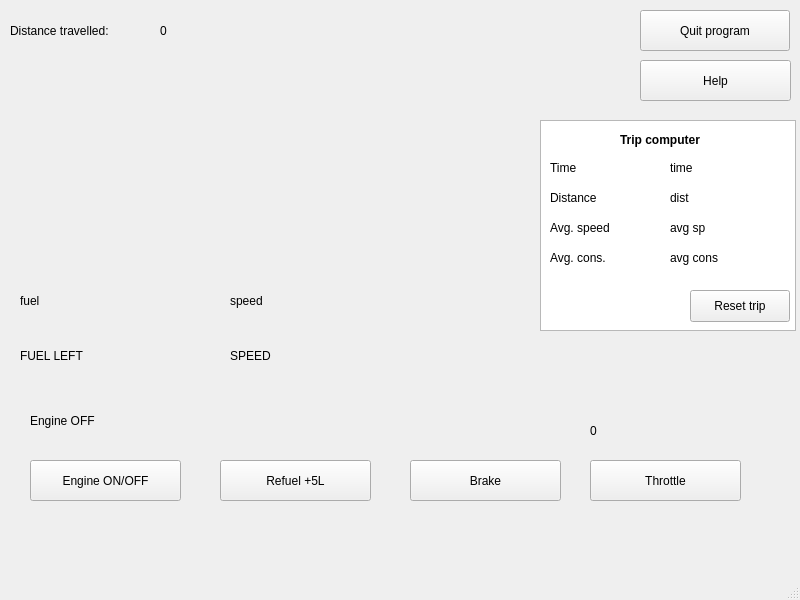
Qt form mainwindow.ui (lbobiko/car_gui) before a commit.
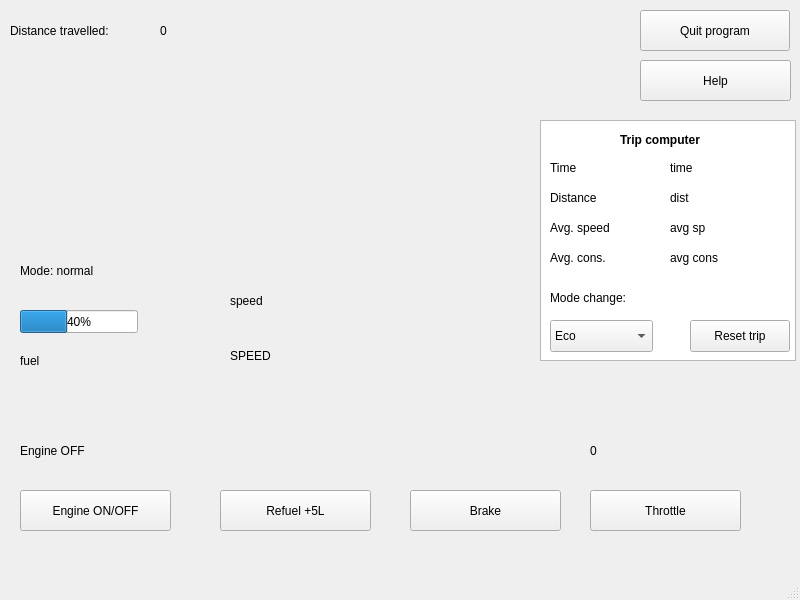
The same form after that commit.

Commit message: Added fuel bar

The edit to the form file:
```diff
--- a/mainwindow.ui
+++ b/mainwindow.ui
@@ -17,8 +17,8 @@
    <widget class="QPushButton" name="engineButton">
     <property name="geometry">
      <rect>
-      <x>30</x>
-      <y>460</y>
+      <x>20</x>
+      <y>490</y>
       <width>151</width>
       <height>41</height>
      </rect>
@@ -31,7 +31,7 @@
     <property name="geometry">
      <rect>
       <x>590</x>
-      <y>460</y>
+      <y>490</y>
       <width>151</width>
       <height>41</height>
      </rect>
@@ -44,7 +44,7 @@
     <property name="geometry">
      <rect>
       <x>410</x>
-      <y>460</y>
+      <y>490</y>
       <width>151</width>
       <height>41</height>
      </rect>
@@ -108,8 +108,8 @@
    <widget class="QLabel" name="engineInfo">
     <property name="geometry">
      <rect>
-      <x>30</x>
-      <y>400</y>
+      <x>20</x>
+      <y>430</y>
       <width>121</width>
       <height>41</height>
      </rect>
@@ -122,7 +122,7 @@
     <property name="geometry">
      <rect>
       <x>590</x>
-      <y>370</y>
+      <y>390</y>
       <width>151</width>
       <height>41</height>
      </rect>
@@ -135,7 +135,7 @@
     <property name="geometry">
      <rect>
       <x>590</x>
-      <y>410</y>
+      <y>430</y>
       <width>151</width>
       <height>41</height>
      </rect>
@@ -148,7 +148,7 @@
     <property name="geometry">
      <rect>
       <x>410</x>
-      <y>410</y>
+      <y>430</y>
       <width>151</width>
       <height>41</height>
      </rect>
@@ -187,7 +187,7 @@
     <property name="geometry">
      <rect>
       <x>20</x>
-      <y>280</y>
+      <y>340</y>
       <width>180</width>
       <height>41</height>
      </rect>
@@ -196,24 +196,11 @@
      <string>fuel</string>
     </property>
    </widget>
-   <widget class="QLabel" name="speedText_2">
-    <property name="geometry">
-     <rect>
-      <x>20</x>
-      <y>340</y>
-      <width>131</width>
-      <height>31</height>
-     </rect>
-    </property>
-    <property name="text">
-     <string>FUEL LEFT</string>
-    </property>
-   </widget>
    <widget class="QPushButton" name="refuelButton">
     <property name="geometry">
      <rect>
       <x>220</x>
-      <y>460</y>
+      <y>490</y>
       <width>151</width>
       <height>41</height>
      </rect>
@@ -228,7 +215,7 @@
       <x>540</x>
       <y>120</y>
       <width>256</width>
-      <height>211</height>
+      <height>241</height>
      </rect>
     </property>
    </widget>
@@ -255,7 +242,7 @@
      <rect>
       <x>550</x>
       <y>190</y>
-      <width>58</width>
+      <width>81</width>
       <height>16</height>
      </rect>
     </property>
@@ -268,7 +255,7 @@
      <rect>
       <x>550</x>
       <y>250</y>
-      <width>71</width>
+      <width>91</width>
       <height>16</height>
      </rect>
     </property>
@@ -294,7 +281,7 @@
      <rect>
       <x>550</x>
       <y>220</y>
-      <width>71</width>
+      <width>91</width>
       <height>16</height>
      </rect>
     </property>
@@ -306,7 +293,7 @@
     <property name="geometry">
      <rect>
       <x>690</x>
-      <y>290</y>
+      <y>320</y>
       <width>100</width>
       <height>32</height>
      </rect>
@@ -320,7 +307,7 @@
      <rect>
       <x>670</x>
       <y>160</y>
-      <width>58</width>
+      <width>71</width>
       <height>16</height>
      </rect>
     </property>
@@ -333,7 +320,7 @@
      <rect>
       <x>670</x>
       <y>190</y>
-      <width>58</width>
+      <width>81</width>
       <height>16</height>
      </rect>
     </property>
@@ -346,7 +333,7 @@
      <rect>
       <x>670</x>
       <y>220</y>
-      <width>58</width>
+      <width>81</width>
       <height>16</height>
      </rect>
     </property>
@@ -359,7 +346,7 @@
      <rect>
       <x>670</x>
       <y>250</y>
-      <width>58</width>
+      <width>81</width>
       <height>16</height>
      </rect>
     </property>
@@ -367,6 +354,73 @@
      <string>avg cons</string>
     </property>
    </widget>
+   <widget class="QComboBox" name="modeCombo">
+    <property name="geometry">
+     <rect>
+      <x>550</x>
+      <y>320</y>
+      <width>103</width>
+      <height>32</height>
+     </rect>
+    </property>
+    <item>
+     <property name="text">
+      <string>Eco</string>
+     </property>
+    </item>
+    <item>
+     <property name="text">
+      <string>Normal</string>
+     </property>
+    </item>
+    <item>
+     <property name="text">
+      <string>Sport</string>
+     </property>
+    </item>
+   </widget>
+   <widget class="QLabel" name="label_6">
+    <property name="geometry">
+     <rect>
+      <x>550</x>
+      <y>290</y>
+      <width>91</width>
+      <height>16</height>
+     </rect>
+    </property>
+    <property name="text">
+     <string>Mode change:</string>
+    </property>
+   </widget>
+   <widget class="QLabel" name="modeLabel">
+    <property name="geometry">
+     <rect>
+      <x>20</x>
+      <y>250</y>
+      <width>141</width>
+      <height>41</height>
+     </rect>
+    </property>
+    <property name="text">
+     <string>Mode: normal</string>
+    </property>
+   </widget>
+   <widget class="QProgressBar" name="fuelBar">
+    <property name="geometry">
+     <rect>
+      <x>20</x>
+      <y>310</y>
+      <width>118</width>
+      <height>23</height>
+     </rect>
+    </property>
+    <property name="value">
+     <number>40</number>
+    </property>
+    <property name="textVisible">
+     <bool>true</bool>
+    </property>
+   </widget>
   </widget>
   <widget class="QMenuBar" name="menubar">
    <property name="geometry">
```
The commit also changes 21 other files.
